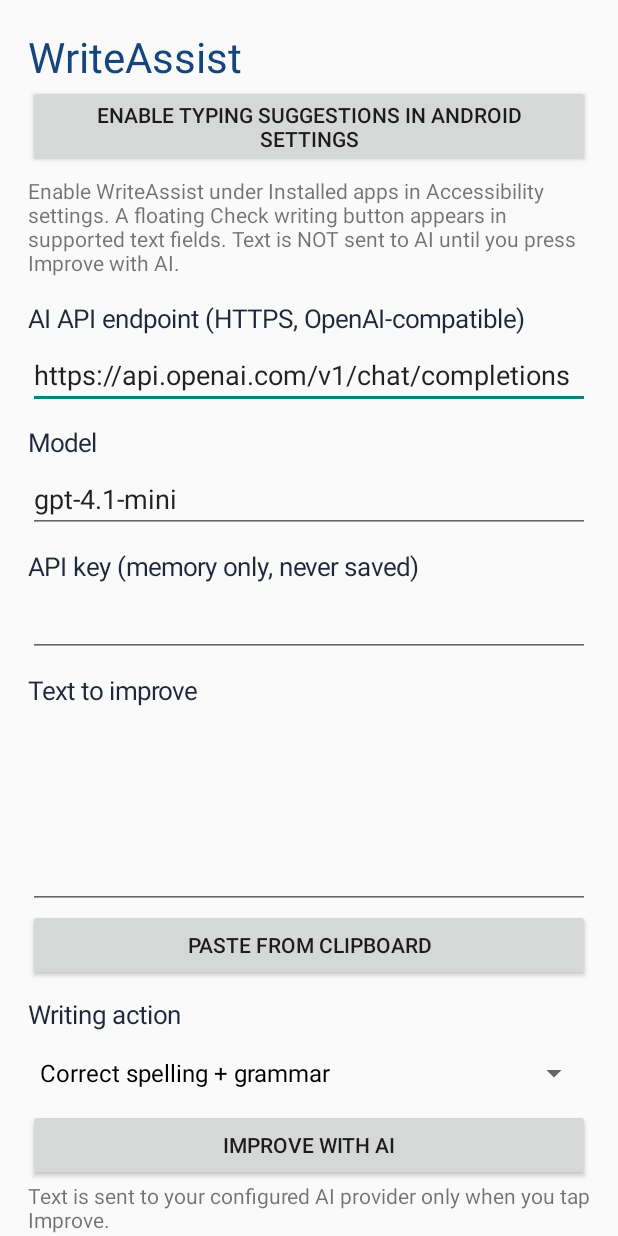
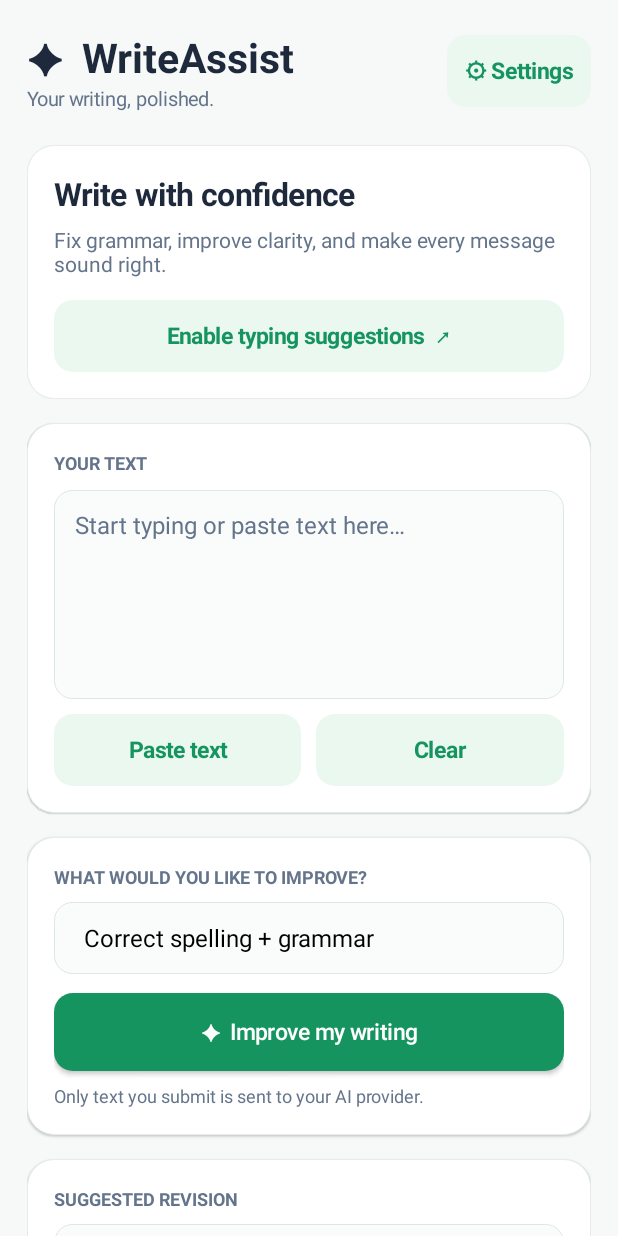
Before and after one commit to chrisfields55/writeassist-android, an Android app: the screen it shows after launch (MainActivity), on a phone screen of 412 x 824 dp. Run offline under Robolectric (Android 15) with nearby library versions, the phone set to English and light mode, and no system bars.

Commit message:
Redesign WriteAssist with polished Grammarly-inspired editor and settings dialog

```diff
--- a/app/src/main/java/com/example/writeassist/MainActivity.kt
+++ b/app/src/main/java/com/example/writeassist/MainActivity.kt
@@ -9,6 +9,10 @@ import android.content.ClipboardManager
 import android.content.Context
 import android.content.Intent
 import android.graphics.Color
+import android.graphics.Typeface
+import android.graphics.drawable.GradientDrawable
+import android.view.View
+import android.view.ViewGroup
 import android.os.Bundle
 import android.os.Handler
 import android.os.Looper
@@ -40,8 +44,67 @@ class MainActivity : Activity() {
     private var sourceFromAccessibility: String? = null
     private var sourcePackage: String? = null
 
+    private val ink = Color.rgb(30, 41, 59)
+    private val muted = Color.rgb(100, 116, 139)
+    private val green = Color.rgb(21, 148, 96)
+    private val surface = Color.WHITE
+    private val canvasColor = Color.rgb(246, 249, 248)
+
+    private fun dp(v: Int) = (v * resources.displayMetrics.density).toInt()
+    private fun shape(color: Int, radius: Int = 18, stroke: Int? = null): GradientDrawable =
+        GradientDrawable().apply {
+            setColor(color)
+            cornerRadius = dp(radius).toFloat()
+            if (stroke != null) setStroke(dp(1), stroke)
+        }
+    private fun label(value: String, size: Float = 14f, color: Int = ink, bold: Boolean = false) =
+        TextView(this).apply {
+            text = value
+            textSize = size
+            setTextColor(color)
+            if (bold) setTypeface(null, Typeface.BOLD)
+        }
+    private fun vertical() = LinearLayout(this).apply { orientation = LinearLayout.VERTICAL }
+    private fun addSpace(parent: LinearLayout, height: Int) {
+        parent.addView(View(this), LinearLayout.LayoutParams(1, dp(height)))
+    }
+    private fun card(parent: LinearLayout): LinearLayout {
+        val child = vertical().apply {
+            background = shape(surface, 18, Color.rgb(229, 236, 233))
+            setPadding(dp(18), dp(18), dp(18), dp(18))
+            elevation = dp(1).toFloat()
+        }
+        parent.addView(child, LinearLayout.LayoutParams(-1, -2))
+        return child
+    }
+    private fun action(text: String, primary: Boolean = false, onTap: () -> Unit): TextView =
+        label(text, 15f, if (primary) Color.WHITE else green, true).apply {
+            gravity = Gravity.CENTER
+            background = shape(if (primary) green else Color.rgb(234, 248, 240), 13)
+            minHeight = dp(48)
+            setPadding(dp(12), dp(12), dp(12), dp(12))
+            setOnClickListener { onTap() }
+        }
+    private fun editor(hintText: String, content: String = "", lines: Int = 4): EditText =
+        EditText(this).apply {
+            hint = hintText
+            setText(content)
+            textSize = 16f
+            setTextColor(ink)
+            setHintTextColor(muted)
+            background = shape(Color.rgb(250, 252, 251), 12, Color.rgb(221, 231, 226))
+            setPadding(dp(14), dp(12), dp(14), dp(12))
+            gravity = Gravity.TOP
+            minLines = lines
+            inputType = InputType.TYPE_CLASS_TEXT or InputType.TYPE_TEXT_FLAG_MULTI_LINE or
+                InputType.TYPE_TEXT_FLAG_CAP_SENTENCES
+        }
     override fun onCreate(savedInstanceState: Bundle?) {
         super.onCreate(savedInstanceState)
+        window.statusBarColor = Color.rgb(248, 251, 249)
+        window.navigationBarColor = canvasColor
+        window.decorView.systemUiVisibility = View.SYSTEM_UI_FLAG_LIGHT_STATUS_BAR or
+            View.SYSTEM_UI_FLAG_LIGHT_NAVIGATION_BAR
         processText = intent?.action == Intent.ACTION_PROCESS_TEXT
         readonly = intent?.getBooleanExtra(Intent.EXTRA_PROCESS_TEXT_READONLY, true) ?: true
         val accessibilityIncoming = intent?.getStringExtra("accessibility_text")
@@ -53,155 +116,179 @@ class MainActivity : Activity() {
             else -> null
         } ?: ""
         val prefs = getSharedPreferences("settings", MODE_PRIVATE)
-        val scroll = ScrollView(this)
-        val layout = LinearLayout(this).apply {
-            orientation = LinearLayout.VERTICAL
-            setPadding(28, 28, 28, 28)
+        val root = vertical().apply {
+            setBackgroundColor(canvasColor)
+            setPadding(dp(18), dp(20), dp(18), dp(28))
         }
-        scroll.addView(layout)
-        fun heading(t: String) = TextView(this).apply {
-            text = t
-            textSize = 17f
-            setTextColor(Color.rgb(30, 40, 60))
-            setPadding(0, 16, 0, 6)
+        val scroll = ScrollView(this).apply {
+            isFillViewport = true
+            addView(root)
         }
-        fun field(value: String, lines: Int = 1) = EditText(this).apply {
-            setText(value)
-            minLines = lines
-            if (lines > 1) gravity = Gravity.TOP
-            setSelectAllOnFocus(false)
+        val header = LinearLayout(this).apply {
+            orientation = LinearLayout.HORIZONTAL
+            gravity = Gravity.CENTER_VERTICAL
         }
-        layout.addView(TextView(this).apply {
-            text = "WriteAssist"
-            textSize = 28f
-            setTextColor(Color.rgb(20, 70, 125))
+        val identity = vertical()
+        identity.addView(label("✦  WriteAssist", 27f, ink, true))
+        identity.addView(label("Your writing, polished.", 13f, muted))
+        header.addView(identity, LinearLayout.LayoutParams(0, -2, 1f))
+        val settingsButton = action("⚙ Settings") { showSettings() }
+        header.addView(settingsButton)
+        root.addView(header)
+        addSpace(root, 22)
+
+        val welcome = card(root)
+        welcome.addView(label("Write with confidence", 21f, ink, true))
+        addSpace(welcome, 7)
+        welcome.addView(label("Fix grammar, improve clarity, and make every message sound right.", 14f, muted))
+        addSpace(welcome, 15)
+        welcome.addView(action("Enable typing suggestions  ↗") {
+            startActivity(Intent(Settings.ACTION_ACCESSIBILITY_SETTINGS))
         })
-        layout.addView(Button(this).apply {
-            text = "Enable typing suggestions in Android Settings"
-            setOnClickListener {
-                startActivity(Intent(Settings.ACTION_ACCESSIBILITY_SETTINGS))
-            }
-        })
-        layout.addView(TextView(this).apply {
-            text = "Enable WriteAssist under Installed apps in Accessibility settings. A floating Check writing button appears in supported text fields. Text is NOT sent to AI until you press Improve with AI."
-            setPadding(0, 8, 0, 8)
-        })
-        layout.addView(heading("AI API endpoint (HTTPS, OpenAI-compatible)"))
-        endpoint = field(prefs.getString("endpoint", "https://api.openai.com/v1/chat/completions")!!)
-        layout.addView(endpoint)
-        layout.addView(heading("Model"))
-        model = field(prefs.getString("model", "gpt-4.1-mini")!!)
-        layout.addView(model)
-        layout.addView(heading("API key (memory only, never saved)"))
-        apiKey = field("").apply {
-            inputType = InputType.TYPE_CLASS_TEXT or InputType.TYPE_TEXT_VARIATION_PASSWORD
-        }
-        layout.addView(apiKey)
-        layout.addView(heading("Text to improve"))
-        input = field(incoming, 5)
-        layout.addView(input)
-        layout.addView(Button(this).apply {
-            text = "Paste from clipboard"
-            setOnClickListener {
-                val clip = (getSystemService(Context.CLIPBOARD_SERVICE) as ClipboardManager).primaryClip
-                val pasted = clip?.getItemAt(0)?.coerceToText(this@MainActivity)?.toString()
-                if (!pasted.isNullOrBlank()) input.setText(pasted)
-                else Toast.makeText(this@MainActivity, "Clipboard is empty", Toast.LENGTH_SHORT).show()
-            }
-        })
-        layout.addView(heading("Writing action"))
+        addSpace(root, 16)
+
+        val writing = card(root)
+        writing.addView(label("YOUR TEXT", 12f, muted, true))
+        addSpace(writing, 10)
+        input = editor("Start typing or paste text here…", incoming, 6)
+        writing.addView(input)
+        addSpace(writing, 10)
+        val toolbar = LinearLayout(this).apply { orientation = LinearLayout.HORIZONTAL }
+        toolbar.addView(action("Paste text") {
+            val clip = (getSystemService(Context.CLIPBOARD_SERVICE) as ClipboardManager).primaryClip
+            val pasted = clip?.getItemAt(0)?.coerceToText(this@MainActivity)?.toString()
+            if (!pasted.isNullOrBlank()) input.setText(pasted)
+        }, LinearLayout.LayoutParams(0, -2, 1f))
+        toolbar.addView(View(this), LinearLayout.LayoutParams(dp(10), 1))
+        toolbar.addView(action("Clear") { input.setText("") },
+            LinearLayout.LayoutParams(0, -2, 1f))
+        writing.addView(toolbar)
+        addSpace(root, 16)
+
+        val tools = card(root)
+        tools.addView(label("WHAT WOULD YOU LIKE TO IMPROVE?", 12f, muted, true))
+        addSpace(tools, 9)
         mode = Spinner(this).apply {
             adapter = ArrayAdapter(this@MainActivity, android.R.layout.simple_spinner_dropdown_item, modes)
+            background = shape(Color.rgb(250, 252, 251), 12, Color.rgb(221, 231, 226))
+            minimumHeight = dp(48)
+            setPadding(dp(12), 0, dp(12), 0)
         }
-        layout.addView(mode)
+        tools.addView(mode)
+        addSpace(tools, 13)
         runButton = Button(this).apply {
-            text = "Improve with AI"
+            text = "✦  Improve my writing"
+            textSize = 15f
+            isAllCaps = false
+            setTextColor(Color.WHITE)
+            background = shape(green, 13)
+            minHeight = dp(52)
             setOnClickListener { improve() }
         }
-        layout.addView(runButton)
-        status = TextView(this).apply {
-            text = "Text is sent to your configured AI provider only when you tap Improve."
-        }
-        layout.addView(status)
-        layout.addView(heading("Suggested text (editable)"))
-        output = field("", 5)
-        layout.addView(output)
-        layout.addView(Button(this).apply {
-            text = "Copy result"
-            setOnClickListener {
-                val value = output.text.toString()
-                if (!lastResultReady || value.isBlank()) {
-                    Toast.makeText(this@MainActivity, "Generate a result first", Toast.LENGTH_SHORT).show()
-                    return@setOnClickListener
-                }
+        tools.addView(runButton)
+        addSpace(tools, 8)
+        status = label("Only text you submit is sent to your AI provider.", 12f, muted)
+        tools.addView(status)
+        addSpace(root, 16)
+
+        val results = card(root)
+        results.addView(label("SUGGESTED REVISION", 12f, muted, true))
+        addSpace(results, 9)
+        output = editor("Your improved writing will appear here…", "", 5)
+        results.addView(output)
+        addSpace(results, 12)
+        val resultActions = LinearLayout(this).apply { orientation = LinearLayout.HORIZONTAL }
+        resultActions.addView(action("Copy result", true) {
+            if (lastResultReady && output.text.isNotBlank()) {
                 (getSystemService(Context.CLIPBOARD_SERVICE) as ClipboardManager)
-                    .setPrimaryClip(ClipData.newPlainText("WriteAssist result", value))
-                Toast.makeText(this@MainActivity, "Copied", Toast.LENGTH_SHORT).show()
-            }
-        })
-        if (processText && !readonly) layout.addView(Button(this).apply {
-            text = "Replace selected text"
-            setOnClickListener {
-                if (!lastResultReady || output.text.isBlank()) {
-                    Toast.makeText(this@MainActivity, "Generate a result first", Toast.LENGTH_SHORT).show()
-                    return@setOnClickListener
-                }
-                val result = Intent().putExtra(Intent.EXTRA_PROCESS_TEXT, output.text.toString())
-                setResult(RESULT_OK, result)
-                finish()
-            }
-        })
-        if (sourceFromAccessibility != null) layout.addView(Button(this).apply {
-            text = "Apply correction to original app"
-            setOnClickListener {
-                val original = sourceFromAccessibility
-                val pkg = sourcePackage
-                if (!lastResultReady || original == null || pkg == null || output.text.isBlank()) {
-                    status.text = "Generate a suggestion first."
-                    return@setOnClickListener
-                }
-                val service = WritingAccessibilityService.instance
-                val replacement = output.text.toString()
-                if (service == null) {
-                    status.text = "Enable the WriteAssist Accessibility Service first."
-                    return@setOnClickListener
-                }
-                status.text = "Returning to the original app to apply correction…"
-                moveTaskToBack(true)
-                main.postDelayed({
-                    val success = service.applyReplacement(original, replacement, pkg)
-                    if (success) {
-                        status.text = "Correction applied."
-                        sourceFromAccessibility = null
-                    } else {
-                        status.text = "Could not apply automatically. Return here and copy the result instead."
-                    }
-                }, 900)
-            }
-        })
-        layout.addView(Button(this).apply {
-            text = "Share result"
-            setOnClickListener {
-                if (!lastResultReady || output.text.isBlank()) {
-                    Toast.makeText(this@MainActivity, "Generate a result first", Toast.LENGTH_SHORT).show()
-                    return@setOnClickListener
-                }
+                    .setPrimaryClip(ClipData.newPlainText("WriteAssist", output.text.toString()))
+                Toast.makeText(this@MainActivity, "Copied to clipboard", Toast.LENGTH_SHORT).show()
+            } else status.text = "Generate a revision first."
+        }, LinearLayout.LayoutParams(0, -2, 1f))
+        resultActions.addView(View(this), LinearLayout.LayoutParams(dp(10), 1))
+        resultActions.addView(action("Share") {
+            if (lastResultReady && output.text.isNotBlank()) {
                 val share = Intent(Intent.ACTION_SEND).apply {
                     type = "text/plain"
                     putExtra(Intent.EXTRA_TEXT, output.text.toString())
                 }
-                startActivity(Intent.createChooser(share, "Share improved text"))
-            }
+                startActivity(Intent.createChooser(share, "Share improved writing"))
+            } else status.text = "Generate a revision first."
+        }, LinearLayout.LayoutParams(0, -2, 1f))
+        results.addView(resultActions)
+        if (processText && !readonly) {
+            addSpace(results, 10)
+            results.addView(action("Replace selected text", true) {
+                if (lastResultReady && output.text.isNotBlank()) {
+                    setResult(RESULT_OK, Intent().putExtra(Intent.EXTRA_PROCESS_TEXT, output.text.toString()))
+                    finish()
+                }
+            })
+        }
+        if (sourceFromAccessibility != null) {
+            addSpace(results, 10)
+            results.addView(action("Apply correction to original app", true) {
+                val original = sourceFromAccessibility
+                val pkg = sourcePackage
+                val service = WritingAccessibilityService.instance
+                if (!lastResultReady || original == null || pkg == null || output.text.isBlank()) {
+                    status.text = "Generate a revision first."
+                } else if (service == null) {
+                    status.text = "Enable WriteAssist in Accessibility settings."
+                } else {
+                    val replacement = output.text.toString()
+                    status.text = "Returning to the original app…"
+                    moveTaskToBack(true)
+                    main.postDelayed({
+                        val success = service.applyReplacement(original, replacement, pkg)
+                        status.text = if (success) "Correction applied." else
+                            "Automatic replacement unavailable. Copy the result instead."
+                        if (success) sourceFromAccessibility = null
+                    }, 900)
+                }
+            })
+        }
+        addSpace(root, 18)
+        root.addView(label("WriteAssist • Private by design • AI on demand", 12f, muted).apply {
+            gravity = Gravity.CENTER
         })
-        layout.addView(Button(this).apply {
-            text = "Save endpoint and model"
-            setOnClickListener {
+        setContentView(scroll)
+
+        endpoint = EditText(this).apply {
+            setText(prefs.getString("endpoint", "https://api.openai.com/v1/chat/completions"))
+        }
+        model = EditText(this).apply {
+            setText(prefs.getString("model", "gpt-4.1-mini"))
+        }
+        apiKey = EditText(this).apply {
+            inputType = InputType.TYPE_CLASS_TEXT or InputType.TYPE_TEXT_VARIATION_PASSWORD
+        }
+    }
+
+    private fun showSettings() {
+        val prefs = getSharedPreferences("settings", MODE_PRIVATE)
+        val panel = vertical().apply { setPadding(dp(20), dp(12), dp(20), dp(12)) }
+        panel.addView(label("API endpoint (HTTPS)", 13f, muted, true))
+        panel.addView(endpoint)
+        addSpace(panel, 12)
+        panel.addView(label("AI model", 13f, muted, true))
+        panel.addView(model)
+        addSpace(panel, 12)
+        panel.addView(label("API key (not saved)", 13f, muted, true))
+        panel.addView(apiKey)
+        addSpace(panel, 10)
+        panel.addView(label("Your key stays in memory while this app is open. Writing is sent only when you tap Improve.", 12f, muted))
+        val parent = panel.parent
+        if (parent is ViewGroup) parent.removeView(panel)
+        android.app.AlertDialog.Builder(this)
+            .setTitle("WriteAssist settings")
+            .setView(panel)
+            .setPositiveButton("Save settings") { _, _ ->
                 prefs.edit().putString("endpoint", endpoint.text.toString().trim())
                     .putString("model", model.text.toString().trim()).apply()
-                Toast.makeText(this@MainActivity, "Settings saved (not API key)", Toast.LENGTH_SHORT).show()
             }
-        })
-        setContentView(scroll)
+            .setNegativeButton("Close", null)
+            .show()
     }
 
     private fun improve() {
```
